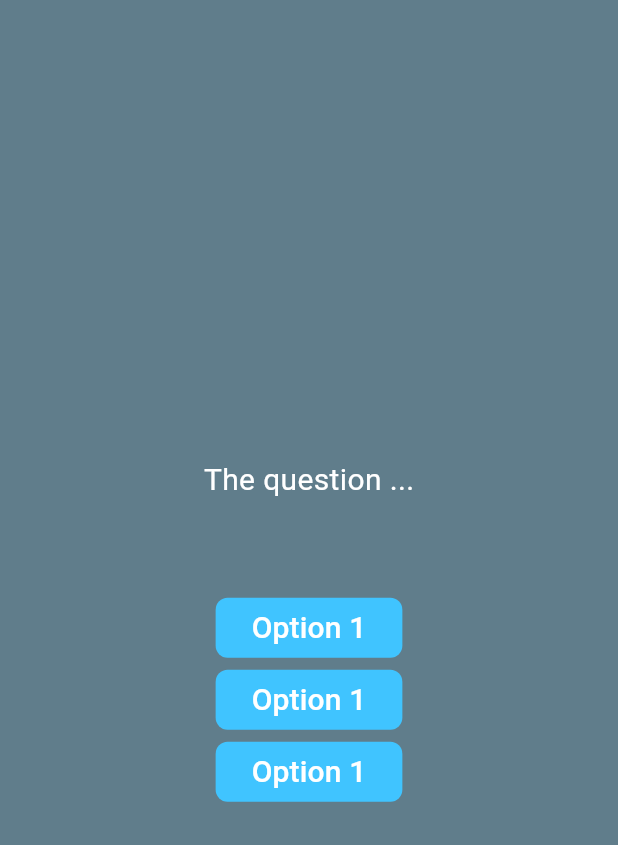
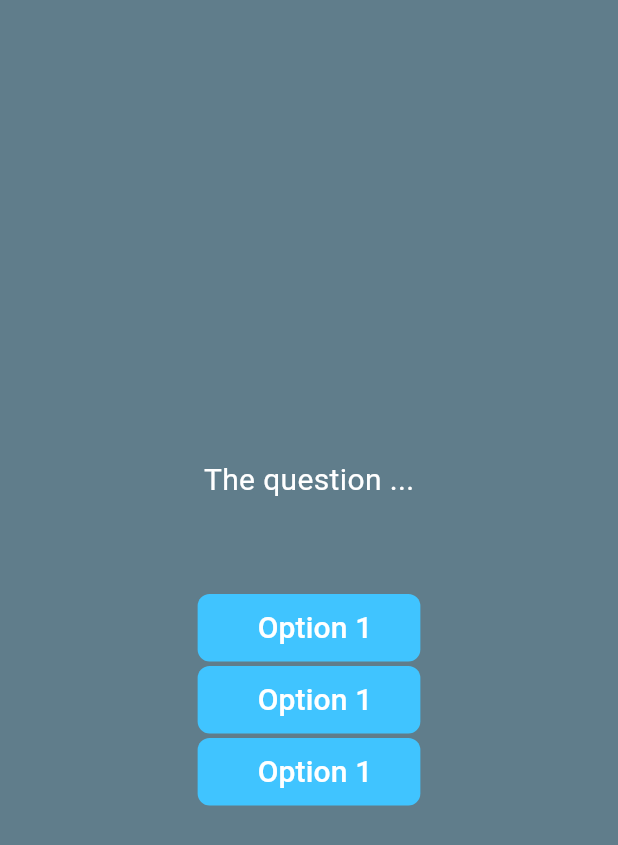
Before and after one commit to alexbibig/quiz_app, a Flutter app: the screen it shows after launch, after a tap on "Start", on a phone screen of 412 x 824 dp. Shown: the top 845 px of the screen. Run offline on Flutter 3.47's test engine with Material 3 defaults, Android fonts, the phone set to English and light mode, and no system bars.

Commit message:
refactored button

```diff
--- a/lib/button.dart
+++ b/lib/button.dart
@@ -27,6 +27,7 @@ class Button extends StatelessWidget {
     return OutlinedButton.icon(
       onPressed: onPressed,
       style: OutlinedButton.styleFrom(
+        padding: EdgeInsets.symmetric(horizontal: 32, vertical: 8),
         backgroundColor: backgroundColor,
         shape: RoundedRectangleBorder(
           borderRadius: BorderRadius.circular(borderRadius),
--- a/lib/questions_screen.dart
+++ b/lib/questions_screen.dart
@@ -24,15 +24,8 @@ class _QuestionsScreenState extends State<QuestionsScreen> {
             ),
           ),
           const SizedBox(height: 60),
-          Button(
-            onPressed: () {},
-            label: 'Option 1',
-          ),
-          Button(
-            onPressed: () {},
-            label: 'Option 1',
-            backgroundColor: Colors.lightBlueAccent,
-          ),
+          Button(onPressed: () {}, label: 'Option 1'),
+          Button(onPressed: () {}, label: 'Option 1'),
           Button(onPressed: () {}, label: 'Option 1')
         ],
       ),
```
